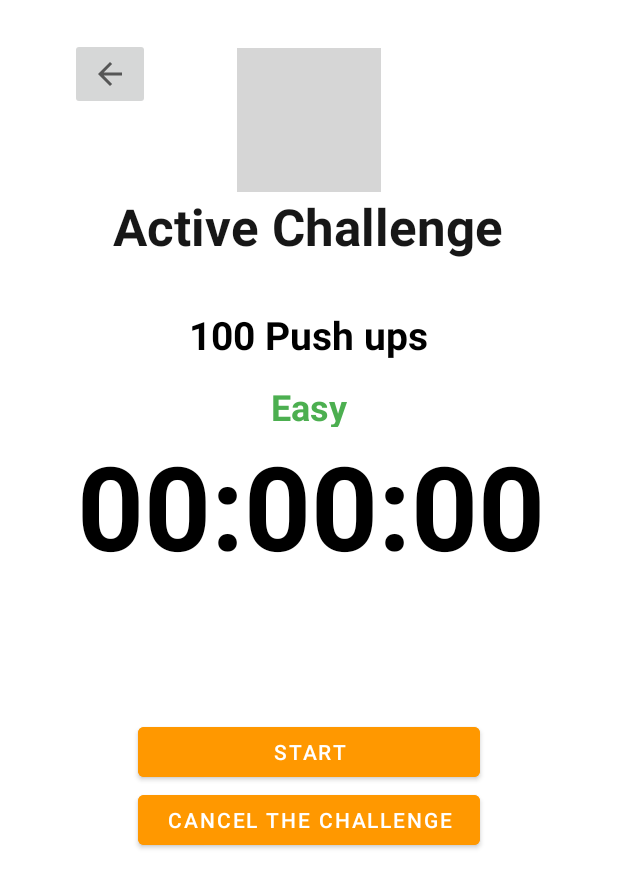
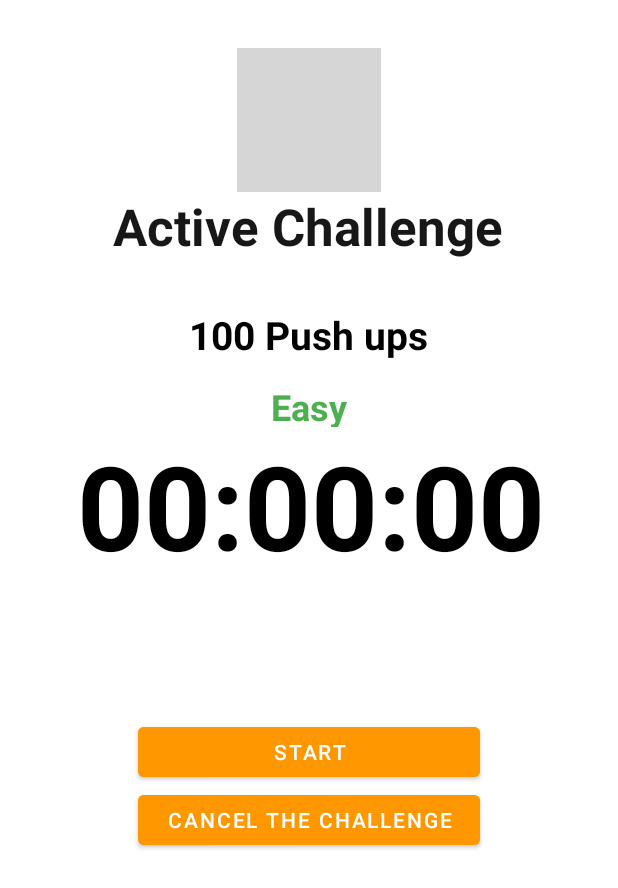
Before and after one commit to gabber235/BeSportive, an Android app: the ActiveChallengeActivity screen opened directly, with no data from a screen before it, on a phone screen of 412 x 824 dp. Shown: the top 888 px of the screen. Run offline under Robolectric (Android 15) with nearby library versions, the phone set to English and light mode, and no system bars; grey boxes are pictures that could not be loaded.

Commit message:
Challenges Fetched to Database

```diff
--- a/app/build.gradle
+++ b/app/build.gradle
@@ -37,6 +37,8 @@ dependencies {
     implementation 'androidx.appcompat:appcompat:1.6.1'
     implementation 'com.google.android.material:material:1.8.0'
     implementation 'androidx.constraintlayout:constraintlayout:2.1.4'
+    implementation 'com.google.firebase:firebase-database:20.0.4'
+    implementation 'com.google.firebase:firebase-firestore-ktx:24.4.5'
     testImplementation 'junit:junit:4.13.2'
     androidTestImplementation 'androidx.test.ext:junit:1.1.5'
     androidTestImplementation 'androidx.test.espresso:espresso-core:3.5.1'
--- a/app/src/main/java/nl/tue/besportive/Challenges.java
+++ b/app/src/main/java/nl/tue/besportive/Challenges.java
@@ -4,6 +4,9 @@ public class Challenges {
     private int difficulty;
     private String name;
 
+    public Challenges(){
+
+    }
     public Challenges(int difficulty, String name) {
         this.difficulty = difficulty;
         this.name = name;
--- a/app/src/main/java/nl/tue/besportive/RecycleViewAdapter.java
+++ b/app/src/main/java/nl/tue/besportive/RecycleViewAdapter.java
@@ -2,6 +2,7 @@ package nl.tue.besportive;
 
 import android.content.Context;
 import android.graphics.Color;
+import android.os.Bundle;
 import android.view.LayoutInflater;
 import android.view.View;
 import android.view.ViewGroup;
@@ -63,6 +64,7 @@ public class RecycleViewAdapter extends RecyclerView.Adapter<RecycleViewAdapter.
         return challengesList.size();
     }
 
+
     public class MyViewHolder extends RecyclerView.ViewHolder {
         ImageButton ib_gotoactivechallenges;
         TextView  tv_ChallengeName;
--- a/app/src/main/res/layout/activity_active_challenge.xml
+++ b/app/src/main/res/layout/activity_active_challenge.xml
@@ -49,20 +49,6 @@
         app:layout_constraintHorizontal_bias="0.454"
         app:layout_constraintStart_toStartOf="parent"
         app:layout_constraintTop_toBottomOf="@+id/textView2" />
-
-    <ImageButton
-        android:id="@+id/imageButton"
-        android:layout_width="53dp"
-        android:layout_height="48dp"
-        android:layout_marginStart="48dp"
-        android:layout_marginTop="48dp"
-        android:layout_marginEnd="60dp"
-        android:layout_marginBottom="155dp"
-        app:layout_constraintBottom_toTopOf="@+id/textView8"
-        app:layout_constraintEnd_toStartOf="@+id/logo"
-        app:layout_constraintStart_toStartOf="parent"
-        app:layout_constraintTop_toTopOf="parent"
-        app:srcCompat="?attr/actionModeCloseDrawable" />
 
     <TextView
         android:id="@+id/timerText"
```
Also changed, not shown: app/src/main/java/nl/tue/besportive/ChallengesActivity.java (+63 -16 lines), app/src/main/res/layout/activity_challenges.xml (+0 -9 lines), 1 other file.
